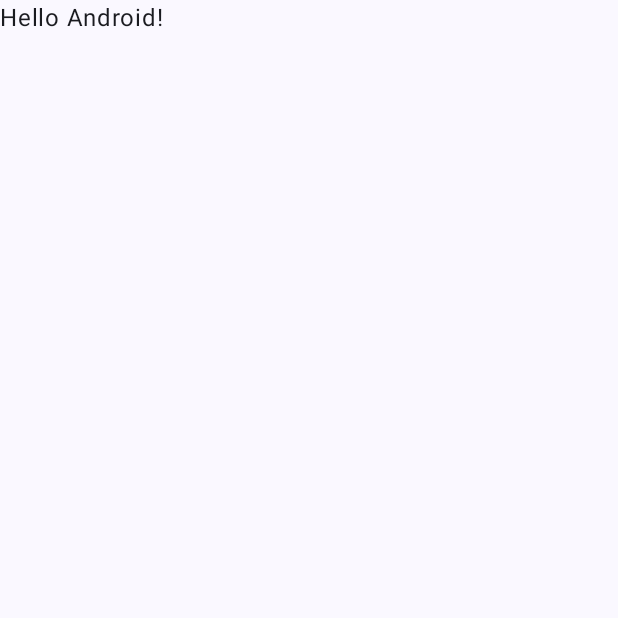
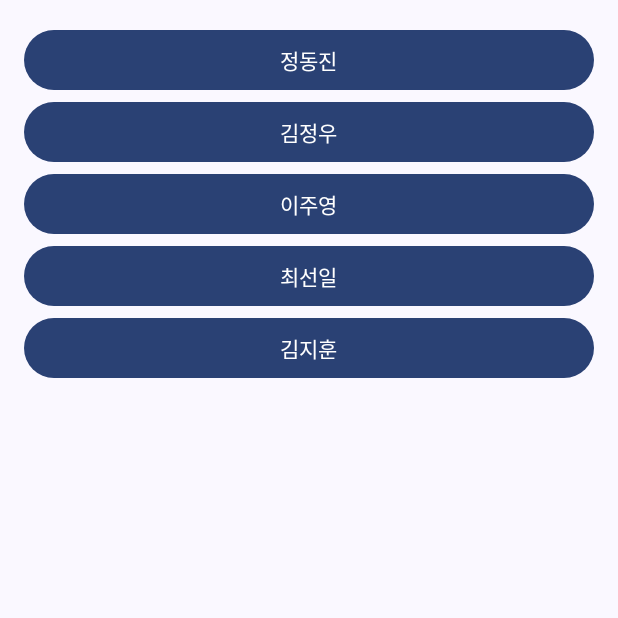
Before and after one commit to teamtuna/leechunbok, an Android app built with Jetpack Compose: the screen it shows after launch (MainActivity), on a phone screen of 412 x 824 dp, the top half of it. Before the commit the part shown is almost empty. Run offline under Robolectric (Android 15) with nearby library versions, the light colour scheme and no system bars.

Commit message:
add five button in home screen (#21)
* add five button in home screen

* Preview 네이밍 변경

* MemberButtons 의 인자인 onClick 을 notnullable 로 수정

* 하드코딩된 string 을 strings.xml 로 옮깁니다.

---------

Co-authored-by: juyoung.lee <juyoung.lee@birdview.kr>

```diff
--- a/app/src/main/java/dev/tuna/leechunbok/HomeScreen.kt
+++ b/app/src/main/java/dev/tuna/leechunbok/HomeScreen.kt
@@ -1,30 +1,67 @@
 package dev.tuna.leechunbok
 
+import androidx.annotation.StringRes
+import androidx.compose.foundation.layout.Column
+import androidx.compose.foundation.layout.fillMaxWidth
+import androidx.compose.foundation.layout.padding
+import androidx.compose.material3.Button
 import androidx.compose.material3.Text
 import androidx.compose.runtime.Composable
 import androidx.compose.ui.Modifier
+import androidx.compose.ui.res.stringResource
 import androidx.compose.ui.tooling.preview.Preview
+import androidx.compose.ui.unit.dp
 import dev.tuna.leechunbok.ui.theme.LeechunbokTheme
 
 @Preview(showBackground = true)
 @Composable
 fun HomeScreen() {
-    Greeting("Android")
+    MemberButtons(members = TunaMember.values()) { member ->
+        when (member) {
+            TunaMember.EAST_JUNG -> {}
+            TunaMember.NOAH -> {}
+            TunaMember.JUYOUNG -> {}
+            TunaMember.ROBIN -> {}
+            TunaMember.KADE -> {}
+        }
+    }
 }
 
-
 @Composable
-fun Greeting(name: String, modifier: Modifier = Modifier) {
-    Text(
-        text = "Hello $name!",
+private fun MemberButtons(
+    modifier: Modifier = Modifier,
+    members: Array<TunaMember>,
+    onClick: (TunaMember) -> Unit = { }
+) {
+    Column(
         modifier = modifier
-    )
+            .fillMaxWidth()
+            .padding(16.dp)
+    ) {
+        members.forEach { member ->
+            Button(
+                onClick = { onClick(member) },
+                modifier = Modifier.fillMaxWidth()
+            ) {
+                val userName = stringResource(id = member.nameResource)
+                Text(text = userName)
+            }
+        }
+    }
 }
 
-@Preview(showBackground = true)
+@Preview(showBackground = true, showSystemUi = true)
 @Composable
-fun GreetingPreview() {
+fun MemberButtonsPreview() {
     LeechunbokTheme {
-        Greeting("Android")
+        MemberButtons(members = TunaMember.values())
     }
 }
+
+enum class TunaMember(@StringRes val nameResource: Int) {
+    EAST_JUNG(R.string.name_east_jung),
+    NOAH(R.string.name_noah),
+    JUYOUNG(R.string.name_whale_shark),
+    ROBIN(R.string.name_robin),
+    KADE(R.string.name_kade)
+}
--- a/app/src/main/res/values/strings.xml
+++ b/app/src/main/res/values/strings.xml
@@ -1,3 +1,8 @@
 <resources>
     <string name="app_name">leechunbok</string>
+    <string name="name_east_jung">정동진</string>
+    <string name="name_noah">김정우</string>
+    <string name="name_whale_shark">이주영</string>
+    <string name="name_robin">최선일</string>
+    <string name="name_kade">김지훈</string>
 </resources>
```
